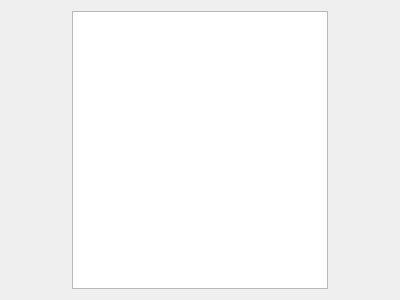
Qt form gamewindow.ui (M-Bell/Raccoon) before a commit.
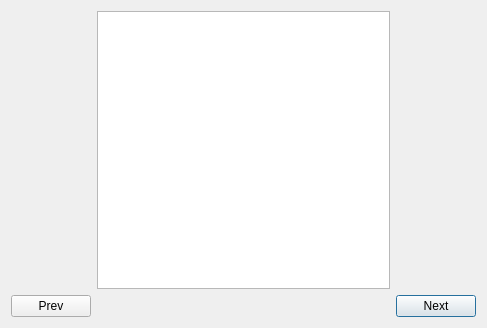
The same form after that commit.

Patch:
```diff
--- a/gamewindow.ui
+++ b/gamewindow.ui
@@ -6,7 +6,7 @@
    <rect>
     <x>0</x>
     <y>0</y>
-    <width>400</width>
+    <width>487</width>
     <height>300</height>
    </rect>
   </property>
@@ -14,7 +14,21 @@
    <string>Dialog</string>
   </property>
   <layout class="QGridLayout" name="gridLayout">
-   <item row="0" column="0" alignment="Qt::AlignHCenter|Qt::AlignTop">
+   <item row="1" column="3">
+    <widget class="QPushButton" name="next_pos">
+     <property name="text">
+      <string>Next</string>
+     </property>
+    </widget>
+   </item>
+   <item row="1" column="1">
+    <widget class="QPushButton" name="prev_pos">
+     <property name="text">
+      <string>Prev</string>
+     </property>
+    </widget>
+   </item>
+   <item row="0" column="2">
     <widget class="QGraphicsView" name="chessboard">
      <property name="minimumSize">
       <size>
```
